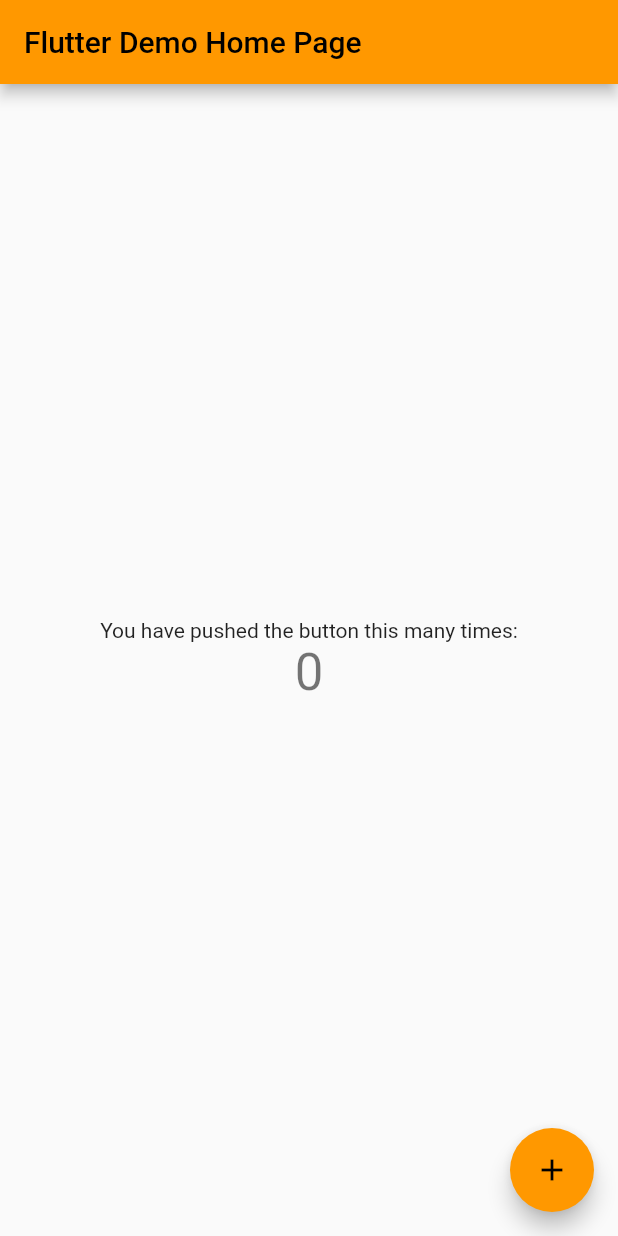
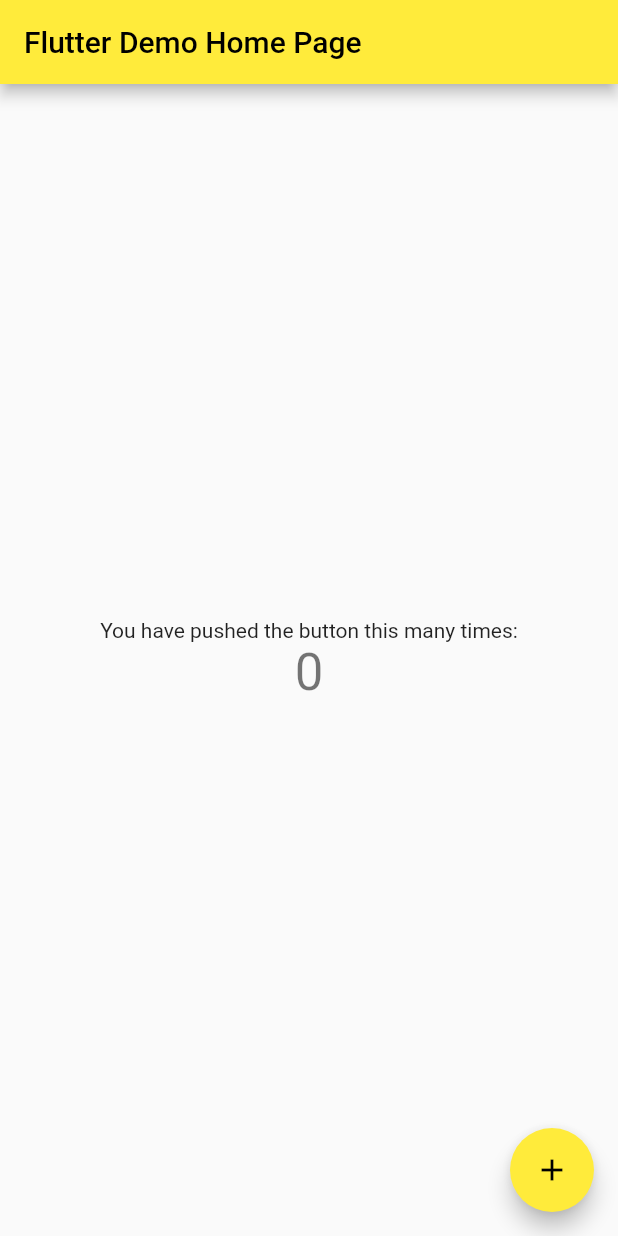
Before and after one commit to ZainabGhauri/timesquare, a Flutter app: the screen it shows after launch, on a phone screen of 412 x 824 dp. Run offline on Flutter 3.47's test engine with Material 2 defaults, Android fonts, the phone set to English and light mode, and no system bars.

Commit message:
Changed color to check only

```diff
--- a/lib/main.dart
+++ b/lib/main.dart
@@ -22,7 +22,7 @@ class MyApp extends StatelessWidget {
         // or simply save your changes to "hot reload" in a Flutter IDE).
         // Notice that the counter didn't reset back to zero; the application
         // is not restarted.
-        primarySwatch: Colors.orange,
+        primarySwatch: Colors.yellow,
       ),
       home: const MyHomePage(title: 'Flutter Demo Home Page'),
     );
```
